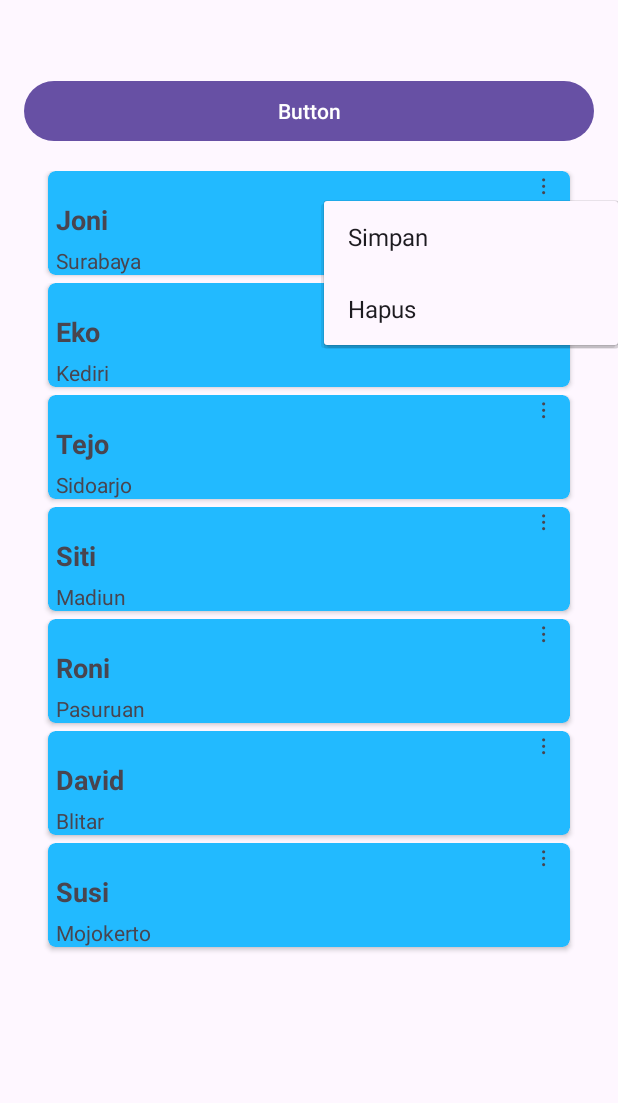
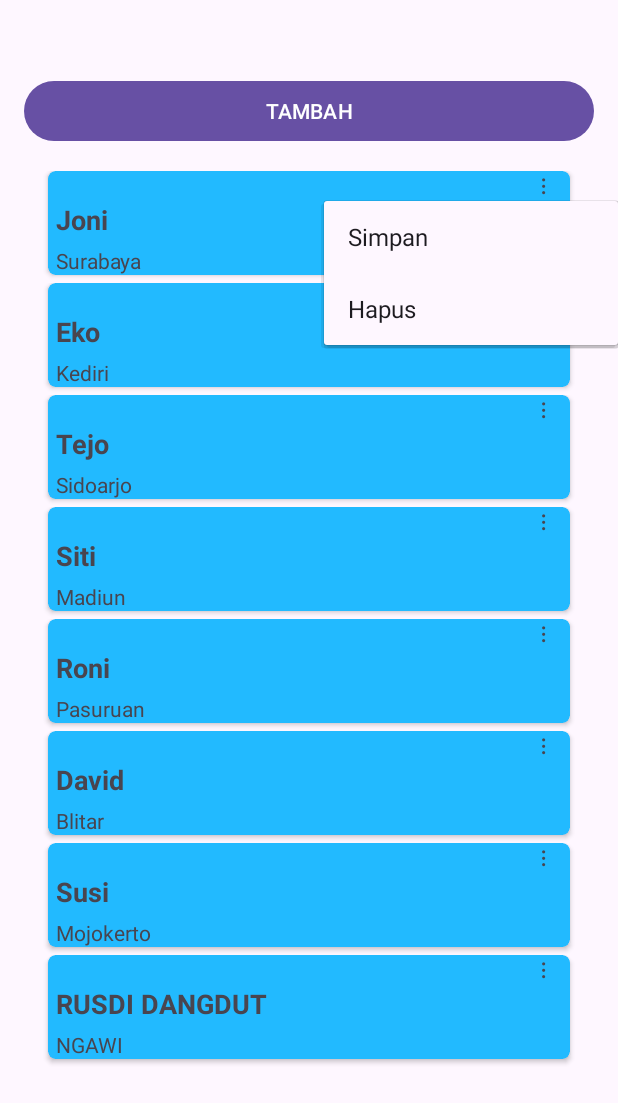
Before and after one commit to MuhammadIzzataArkananta/android-studio, an Android app: the screen it shows after launch (MainActivity), after a tap on an icon or button, on a phone screen of 412 x 824 dp. Shown: the top 1103 px of the screen. Run offline under Robolectric (Android 15) with nearby library versions, the phone set to English and light mode, and no system bars; 1 other tap on this screen came first.

Commit message:
25. Android Studio Untuk Siswa SMK - Android RecyclerView - 6 - Menambahkan Data
android studio

```diff
--- a/RecyclerViewCardView/app/src/main/java/com/komputerkit/recyclerviewcardview/MainActivity.java
+++ b/RecyclerViewCardView/app/src/main/java/com/komputerkit/recyclerviewcardview/MainActivity.java
@@ -1,6 +1,7 @@
 package com.komputerkit.recyclerviewcardview;
 
 import android.os.Bundle;
+import android.view.View;
 
 import androidx.activity.EdgeToEdge;
 import androidx.appcompat.app.AppCompatActivity;
@@ -49,4 +50,9 @@ public class MainActivity extends AppCompatActivity {
         recyclerView.setAdapter(adapter);
     }
 
+    public void btnTambah(View view){
+        siswaList.add(new Siswa("RUSDI DANGDUT", "NGAWI"));
+        adapter.notifyDataSetChanged();
+    }
+
 }
--- a/RecyclerViewCardView/app/src/main/res/layout/activity_main.xml
+++ b/RecyclerViewCardView/app/src/main/res/layout/activity_main.xml
@@ -8,13 +8,14 @@
     tools:context=".MainActivity">
 
     <Button
-        android:id="@+id/button"
+        android:id="@+id/btnTambah"
         android:layout_width="0dp"
         android:layout_height="wrap_content"
         android:layout_marginStart="16dp"
         android:layout_marginTop="50dp"
         android:layout_marginEnd="16dp"
-        android:text="Button"
+        android:onClick="btnTambah"
+        android:text="TAMBAH"
         app:layout_constraintEnd_toEndOf="parent"
         app:layout_constraintStart_toStartOf="parent"
         app:layout_constraintTop_toTopOf="parent" />
@@ -29,7 +30,7 @@
         app:layout_constraintBottom_toBottomOf="parent"
         app:layout_constraintEnd_toEndOf="parent"
         app:layout_constraintStart_toStartOf="parent"
-        app:layout_constraintTop_toBottomOf="@+id/button">
+        app:layout_constraintTop_toBottomOf="@+id/btnTambah">
 
         <androidx.recyclerview.widget.RecyclerView
             android:id="@+id/rcvSiswa"
```
